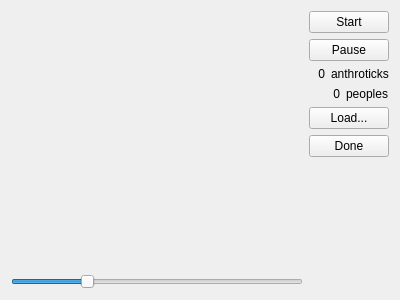
tps12/Tec-Nine, file prehistory.ui: the form before one commit.
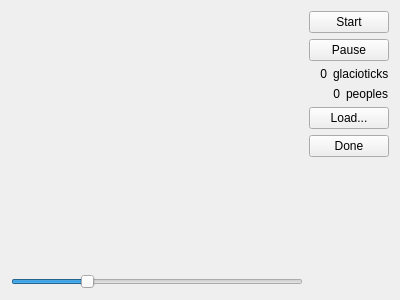
The form after the commit.

Commit message: Fix glacial/population tick ratio

```diff
--- a/prehistory.ui
+++ b/prehistory.ui
@@ -100,7 +100,7 @@
        <item>
         <widget class="QLabel" name="label_2">
          <property name="text">
-          <string>anthroticks</string>
+          <string>glacioticks</string>
          </property>
         </widget>
        </item>
```
The commit also changes 1 other file.
